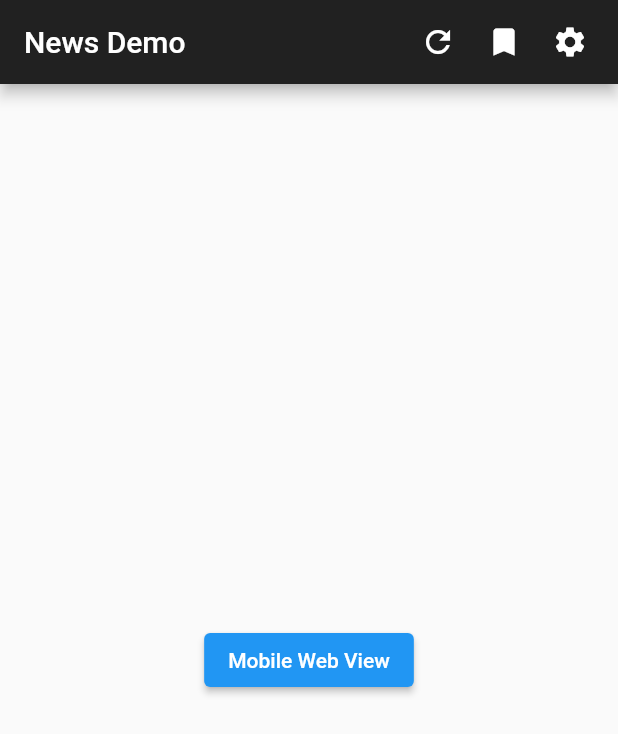
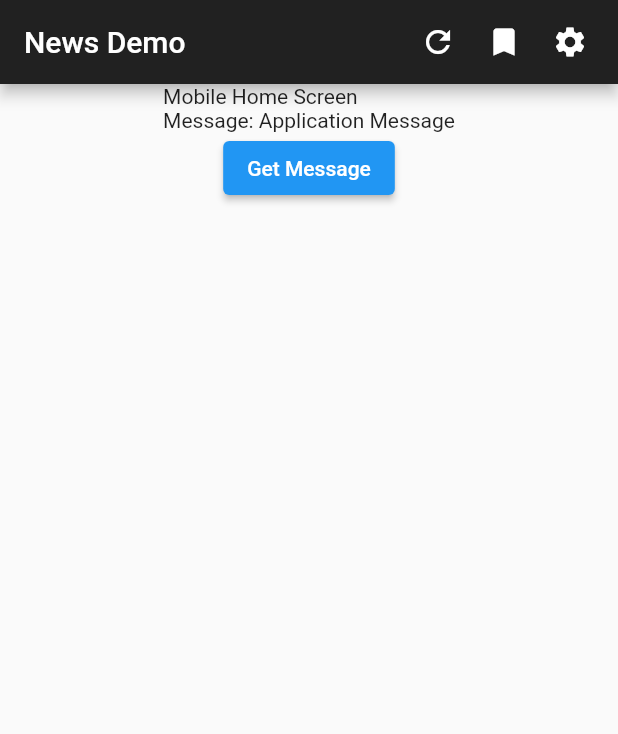
Before and after one commit to SalaSuresh/NewsFeed, a Flutter app: the screen it shows after launch, after a tap on the "refresh" icon, on a phone screen of 412 x 824 dp. Shown: the top 734 px of the screen. Run offline on Flutter 3.47's test engine with Material 2 defaults, Android fonts, the light colour scheme and no system bars; our stand-ins replace get_it; network calls fail.

Commit message:
Added functionality to get api data and update on UI

```diff
--- /dev/null
+++ b/lib/locator.dart
@@ -0,0 +1,8 @@
+import 'package:get_it/get_it.dart';
+import 'package:news_feed/service/api_service.dart';
+
+final locator = GetIt.instance;
+
+void setup() {
+  locator.registerLazySingleton<ApiService>(() => ApiService());
+}
--- a/lib/main.dart
+++ b/lib/main.dart
@@ -3,11 +3,14 @@ import 'package:news_feed/desktop/desktop_home_screen.dart';
 import 'package:news_feed/responsive/responsive_home_layout.dart';
 import 'package:news_feed/tablet/tablet_home_screen.dart';
 
+import 'locator.dart';
 import 'mobile/mobile_home_screen.dart';
+
 /*
 * Refer the video for Splash https://www.youtube.com/watch?v=4Aawfl6yOg4
 * */
 void main() {
+  setup();
   runApp(const MyHome());
 }
 
--- a/lib/mobile/mobile_home_screen.dart
+++ b/lib/mobile/mobile_home_screen.dart
@@ -1,9 +1,10 @@
 import 'package:flutter/material.dart';
 import 'package:news_feed/constants/constants.dart';
 
+import '../locator.dart';
+import '../service/api_service.dart';
 import '../settings_screen.dart';
 import '../utils/app_ui/ui_utils.dart';
-import '../web_screen.dart';
 
 class MobileHomeScreen extends StatelessWidget {
   const MobileHomeScreen({super.key});
@@ -42,15 +43,45 @@ class MobileScaffold extends StatelessWidget {
           )
         ],
       ),
-      body: Center(
-        child: ElevatedButton(
-          onPressed: () {
-            Navigator.push(context, MaterialPageRoute(builder: (context) {
-              return const WebScreen();
-            }));
-          },
-          child: const Text("Mobile Web View"),
-        ),
+      body: const NewsFeedBody(),
+    );
+  }
+}
+
+class NewsFeedBody extends StatefulWidget {
+  const NewsFeedBody({super.key});
+
+  /*@override
+  State<StatefulWidget> createState() {
+    throw UnimplementedError();
+  }*/
+  @override
+  NewsFeedScaffoldState createState() => NewsFeedScaffoldState();
+}
+
+class NewsFeedScaffoldState extends State<NewsFeedBody> {
+  String message = "Application Message";
+
+  @override
+  Widget build(BuildContext context) {
+    return Center(
+      child: Column(
+        children: [
+          Text("Mobile Home Screen \nMessage: $message"),
+          ElevatedButton(
+            onPressed: () async {
+              /*Navigator.push(context, MaterialPageRoute(builder: (context) {
+                return const WebScreen();
+              }));*/
+              var messageFromFirebase =
+                  await locator.get<ApiService>().getTestApiData();
+              setState(() {
+                message = messageFromFirebase;
+              });
+            },
+            child: const Text("Get Message"),
+          )
+        ],
       ),
     );
   }
--- a/lib/utils/app_ui/ui_utils.dart
+++ b/lib/utils/app_ui/ui_utils.dart
@@ -3,8 +3,6 @@ import 'dart:io';
 import 'package:flutter/material.dart';
 
 import '../../bookmark_screen.dart';
-import '../../mobile/mobile_home_screen.dart';
-import '../../service/api_service.dart';
 
 getTitle(String title) {
   return Text(title,
@@ -44,9 +42,9 @@ refreshAction(BuildContext context, double padding) {
         padding: EdgeInsets.only(right: padding),
         child: GestureDetector(
           onTap: () async {
-            await getTestdata().then((newsData) {
-              // updateNewsFeed(newsData);
-            });
+            /*await getTestdata().then((newsData) {
+              updateNewsFeed(newsData);
+            });*/
           },
           child: const Icon(
             Icons.refresh,
--- a/pubspec.yaml
+++ b/pubspec.yaml
@@ -40,6 +40,7 @@ dependencies:
   url_launcher: ^6.1.10
   flutter_native_splash: ^2.2.19
   http: 0.13.5
+  get_it: ^7.2.0
 
 flutter_native_splash:
   color: "#001016"
```
Also changed, not shown: lib/podo/test_message.dart (added, +11 -0 lines), lib/service/api_service.dart (+10 -3 lines).
